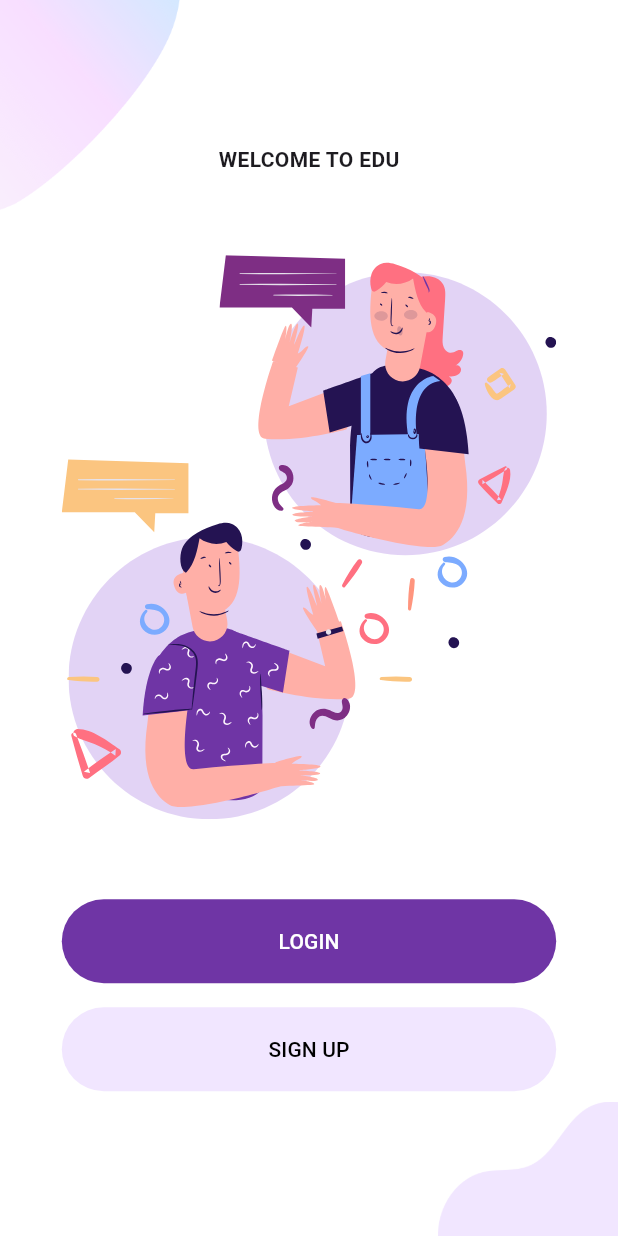
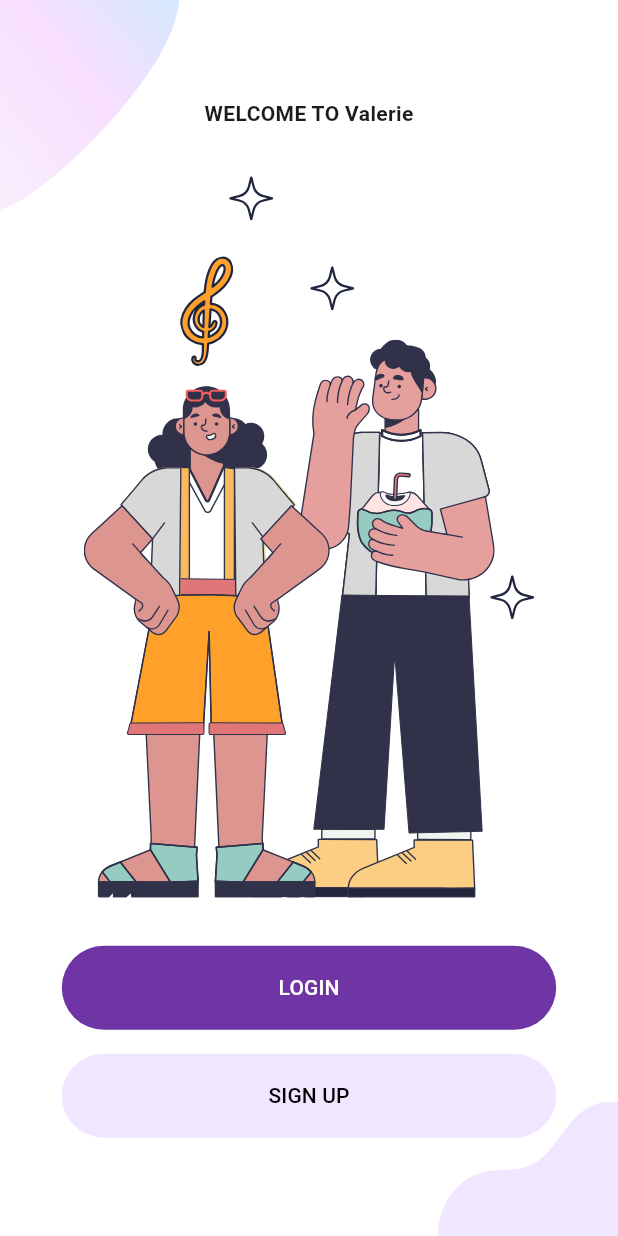
Before and after one commit to eternity340/voices_dating, a Flutter app: the screen it shows after launch, on a phone screen of 412 x 824 dp. Run offline on Flutter 3.47's test engine with Material 3 defaults, Android fonts, the phone set to English and light mode, and no system bars; our stand-ins replace dio, flutter_screenutil, flutter_svg, get.

Commit message:
welcome page revise

```diff
--- a/lib/pre_login/components/background.dart
+++ b/lib/pre_login/components/background.dart
@@ -5,11 +5,11 @@ class Background extends StatelessWidget {
   final String topImage, bottomImage;
 
   const Background({
-    Key? key,
+    super.key,
     required this.child,
     this.topImage = "assets/images/main_top.png",
     this.bottomImage = "assets/images/login_bottom.png",
-  }) : super(key: key);
+  });
 
   @override
   Widget build(BuildContext context) {
--- a/lib/pre_login/welcome/components/welcome_image.dart
+++ b/lib/pre_login/welcome/components/welcome_image.dart
@@ -12,7 +12,7 @@ class WelcomeImage extends StatelessWidget {
     return Column(
       children: [
         const Text(
-          "WELCOME TO EDU",
+          "WELCOME TO Valerie",
           style: TextStyle(fontWeight: FontWeight.bold),
         ),
         const SizedBox(height: defaultPadding * 2),
@@ -22,7 +22,7 @@ class WelcomeImage extends StatelessWidget {
             Expanded(
               flex: 8,
               child: SvgPicture.asset(
-                "assets/icons/chat.svg",
+                "assets/icons/welcome.svg",
               ),
             ),
             const Spacer(),
```
Also changed, not shown: assets/icons/chat.svg (deleted), assets/icons/welcome.svg (added), assets/images/welcome_main.png (added).
